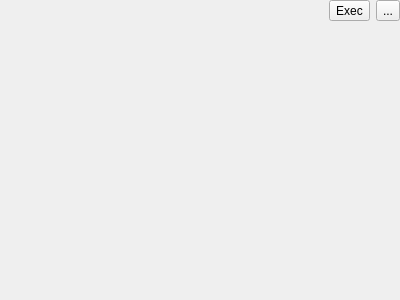
Qt form visualization/motion_planning_tasks/src/task_panel.ui (moveit/moveit_task_constructor) before a commit.
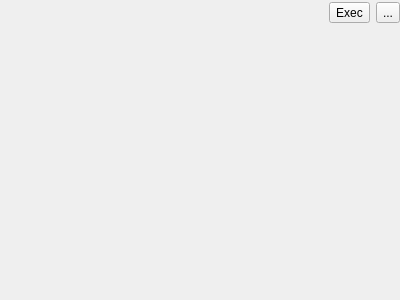
The same form after that commit. Icons and pictures are not drawn.

Commit message: panel: add margin above buttons

Diff of the .ui file:
```diff
--- a/visualization/motion_planning_tasks/src/task_panel.ui
+++ b/visualization/motion_planning_tasks/src/task_panel.ui
@@ -28,6 +28,9 @@
    </property>
    <item>
     <layout class="QHBoxLayout" name="tool_buttons_layout">
+     <property name="topMargin">
+      <number>2</number>
+     </property>
      <item>
       <spacer name="spacer">
        <property name="orientation">
```
